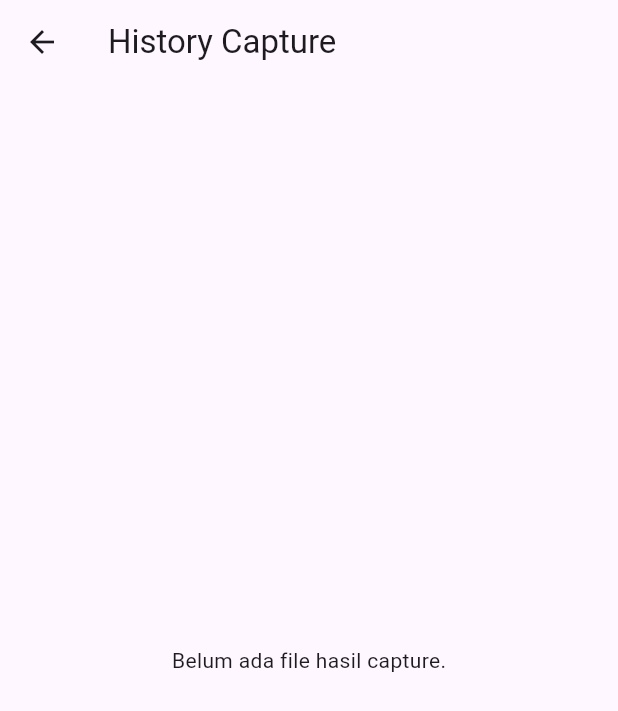
After one commit to laras007/AplikasiDeteksiSawit, a Flutter app: the screen it shows after launch, after a tap on "History", on a phone screen of 412 x 824 dp. The commit adds this screen. Shown: the top 711 px of the screen. Run offline on Flutter 3.47's test engine with Material 3 defaults, Android fonts, the phone set to English and light mode, and no system bars; our stand-ins replace geolocator, image_picker, open_file; missing offline and left inert: ultralytics_yolo.

Commit message:
`Added history page and open file functionality`

```diff
--- /dev/null
+++ b/lib/history_page.dart
@@ -0,0 +1,63 @@
+import 'dart:io';
+import 'package:flutter/material.dart';
+import 'package:path_provider/path_provider.dart';
+import 'package:open_file/open_file.dart';
+
+class HistoryPage extends StatefulWidget {
+  const HistoryPage({Key? key}) : super(key: key);
+
+  @override
+  State<HistoryPage> createState() => _HistoryPageState();
+}
+
+class _HistoryPageState extends State<HistoryPage> {
+  List<FileSystemEntity> files = [];
+
+  @override
+  void initState() {
+    super.initState();
+    loadFiles();
+  }
+
+  Future<void> loadFiles() async {
+    Directory? dir;
+    if (Platform.isAndroid) {
+      dir = await getExternalStorageDirectory();
+      if (dir != null) {
+        dir = Directory('${dir.path}/DeteksiSawit');
+      }
+    } else {
+      dir = await getApplicationDocumentsDirectory();
+    }
+    if (dir != null && await dir.exists()) {
+      final allFiles = dir.listSync();
+      final csvFiles = allFiles.where((f) => f.path.endsWith('.csv')).toList();
+      setState(() {
+        files = csvFiles;
+      });
+    }
+  }
+
+  @override
+  Widget build(BuildContext context) {
+    return Scaffold(
+      appBar: AppBar(title: const Text('History Capture')),
+      body: files.isEmpty
+          ? const Center(child: Text('Belum ada file hasil capture.'))
+          : ListView.builder(
+              itemCount: files.length,
+              itemBuilder: (context, index) {
+                final file = files[index];
+                final filename = file.path.split(Platform.pathSeparator).last;
+                return ListTile(
+                  leading: const Icon(Icons.insert_drive_file),
+                  title: Text(filename),
+                  onTap: () {
+                    OpenFile.open(file.path);
+                  },
+                );
+              },
+            ),
+    );
+  }
+}
--- a/lib/home.dart
+++ b/lib/home.dart
@@ -2,6 +2,7 @@ import 'package:flutter/foundation.dart';
 import 'package:flutter/material.dart';
 import 'live_detection.dart';
 import 'pick_image.dart';
+import 'history_page.dart';
 
 class HomePage extends StatelessWidget {
   const HomePage({super.key});
@@ -19,10 +20,7 @@ class HomePage extends StatelessWidget {
                   child: Column(
                     mainAxisSize: MainAxisSize.min,
                     children: [
-                      Image.asset(
-                      'assets/logo_agrinas.png',
-                      height: 120,
-                      ),
+                      Image.asset('assets/logo_agrinas.png', height: 120),
                       const SizedBox(height: 16),
                       Text(
                         'Deteksi Kematangan Kelapa Sawit',
@@ -31,7 +29,9 @@ class HomePage extends StatelessWidget {
                           fontFamily: 'Montserrat',
                           fontSize: 32,
                           fontWeight: FontWeight.bold,
-                        color: Color(0xFF2E7D32), // Colors.green[800] as a constant
+                          color: Color(
+                            0xFF2E7D32,
+                          ), // Colors.green[800] as a constant
                         ),
                       ),
                     ],
@@ -42,7 +42,9 @@ class HomePage extends StatelessWidget {
                   onPressed: () {
                     Navigator.push(
                       context,
-                      MaterialPageRoute(builder: (context) => CameraDetectionScreen()),
+                      MaterialPageRoute(
+                        builder: (context) => CameraDetectionScreen(),
+                      ),
                     );
                     if (kDebugMode) {
                       print('Deteksi Langsung');
@@ -63,6 +65,17 @@ class HomePage extends StatelessWidget {
                   },
                   child: const Text('Pilih Gambar'),
                 ),
+                const SizedBox(height: 16),
+                ElevatedButton(
+                  onPressed: () {
+                    Navigator.push(
+                      context,
+                      MaterialPageRoute(builder: (context) => HistoryPage()),
+                    );
+                  },
+                  child: const Text('History'),
+                ),
+                const SizedBox(height: 24),
               ],
             ),
           ),
--- a/lib/live_detection.dart
+++ b/lib/live_detection.dart
@@ -418,7 +418,9 @@ class _CameraDetectionScreenState extends State<CameraDetectionScreen> {
                         final channel = MethodChannel(
                           'com.agrinas.deteksi_sawit/media',
                         );
-                        final filename = 'capture_$ts.csv';
+                        final now = DateTime.now();
+                        final formattedDate = '${now.day.toString().padLeft(2, '0')}-${now.month.toString().padLeft(2, '0')}-${now.year.toString().substring(2)}_${now.hour.toString().padLeft(2, '0')}.${now.minute.toString().padLeft(2, '0')}';
+                        final filename = 'Palm_$formattedDate.csv';
                         final base64 = base64Encode(csvContent.codeUnits);
                         final res = await channel.invokeMethod(
                           'saveCsvToDownloads',
--- a/pubspec.yaml
+++ b/pubspec.yaml
@@ -13,6 +13,7 @@ dependencies:
   image_picker: ^1.2.0
   path_provider: ^2.0.11
   geolocator: ^9.0.2
+  open_file: ^3.5.10
 
 dev_dependencies:
   flutter_test:
```
Also changed, not shown: pubspec.lock, 3 other files. Lines whose indentation alone changed are shown as unchanged.
